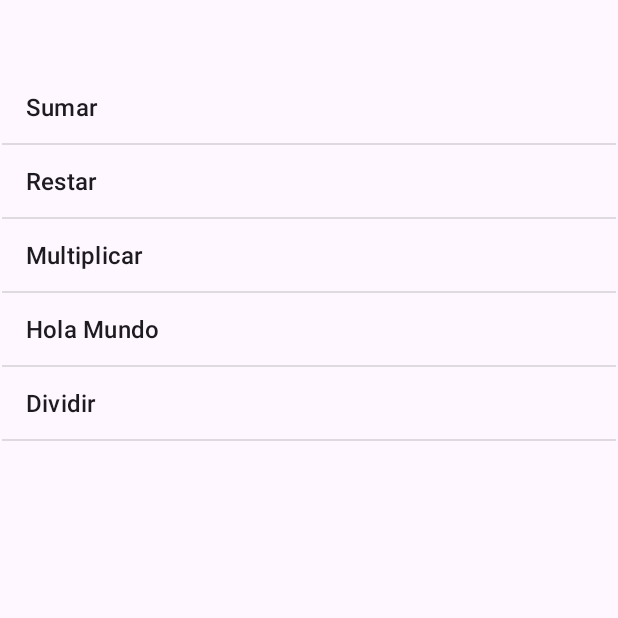
After one commit to igcondor/DES_APP_MOVIL-DUOC-2025, an Android app: the MainActivity6 screen opened directly, with no data from a screen before it, on a phone screen of 412 x 824 dp, the top half of it. The commit adds this screen. Run offline under Robolectric (Android 15) with nearby library versions, the phone set to English and light mode, and no system bars.

Commit message:
evento list item

```diff
--- a/ProyectoBase/app/src/main/AndroidManifest.xml
+++ b/ProyectoBase/app/src/main/AndroidManifest.xml
@@ -12,6 +12,9 @@
         android:supportsRtl="true"
         android:theme="@style/Theme.ProyectoBase"
         tools:targetApi="31">
+        <activity
+            android:name=".MainActivity6"
+            android:exported="false" />
         <activity
             android:name=".MainActivity5"
             android:exported="false" />
--- a/ProyectoBase/app/src/main/java/com/example/proyectobase/MainActivity.kt
+++ b/ProyectoBase/app/src/main/java/com/example/proyectobase/MainActivity.kt
@@ -24,8 +24,8 @@ class MainActivity : AppCompatActivity() {
         val txMensaje:TextView = findViewById(R.id.tx_mensaje)
 
         // variables para comparar password
-        var usuarioBase = "ch.munozs"
-        var passwBase = "admin123"
+        var usuarioBase = "admin"
+        var passwBase = "admin"
 
         btnLogin.setOnClickListener {
 
@@ -33,7 +33,7 @@ class MainActivity : AppCompatActivity() {
                 && edPasswd.text.toString() == passwBase){
 
                 // creo un objeto intent
-                val nuevaVentana = Intent(this, MainActivity2::class.java)
+                val nuevaVentana = Intent(this, MainActivity6::class.java)
                 /**
                  * creo una variable, llamo al metodo putExtra(nombre_put, valor_variable)
                  *
--- /dev/null
+++ b/ProyectoBase/app/src/main/java/com/example/proyectobase/MainActivity6.kt
@@ -0,0 +1,46 @@
+package com.example.proyectobase
+
+import android.os.Bundle
+import android.widget.ArrayAdapter
+import android.widget.ListView
+import android.widget.Toast
+import androidx.activity.enableEdgeToEdge
+import androidx.appcompat.app.AppCompatActivity
+import androidx.core.view.ViewCompat
+import androidx.core.view.WindowInsetsCompat
+
+class MainActivity6 : AppCompatActivity() {
+    override fun onCreate(savedInstanceState: Bundle?) {
+        super.onCreate(savedInstanceState)
+        enableEdgeToEdge()
+        setContentView(R.layout.activity_main6)
+
+
+        val opcionesLV: ListView = findViewById(R.id.lv_menu_principal)
+        val opcionesArr = arrayOf(
+            "Sumar"
+            , "Restar"
+            , "Multiplicar"
+            , "Hola Mundo"
+            , "Dividir")
+
+        val adaptador = ArrayAdapter(this
+            , android.R.layout.simple_list_item_1
+            , opcionesArr)
+
+        opcionesLV.adapter = adaptador
+
+        opcionesLV.setOnItemClickListener { parent, view, position, id ->
+            val itemElegido = parent.getItemAtPosition(position).toString()
+            Toast.makeText(this, itemElegido, Toast.LENGTH_SHORT).show()
+        }
+
+
+
+        ViewCompat.setOnApplyWindowInsetsListener(findViewById(R.id.main)) { v, insets ->
+            val systemBars = insets.getInsets(WindowInsetsCompat.Type.systemBars())
+            v.setPadding(systemBars.left, systemBars.top, systemBars.right, systemBars.bottom)
+            insets
+        }
+    }
+}
--- /dev/null
+++ b/ProyectoBase/app/src/main/res/layout/activity_main6.xml
@@ -0,0 +1,20 @@
+<?xml version="1.0" encoding="utf-8"?>
+<androidx.constraintlayout.widget.ConstraintLayout xmlns:android="http://schemas.android.com/apk/res/android"
+    xmlns:app="http://schemas.android.com/apk/res-auto"
+    xmlns:tools="http://schemas.android.com/tools"
+    android:id="@+id/main"
+    android:layout_width="match_parent"
+    android:layout_height="match_parent"
+    tools:context=".MainActivity6">
+
+    <ListView
+        android:id="@+id/lv_menu_principal"
+        android:layout_width="409dp"
+        android:layout_height="729dp"
+        app:layout_constraintBottom_toBottomOf="parent"
+        app:layout_constraintEnd_toEndOf="parent"
+        app:layout_constraintHorizontal_bias="0.5"
+        app:layout_constraintStart_toStartOf="parent"
+        app:layout_constraintTop_toTopOf="parent"
+        app:layout_constraintVertical_bias="0.5" />
+</androidx.constraintlayout.widget.ConstraintLayout>
```
